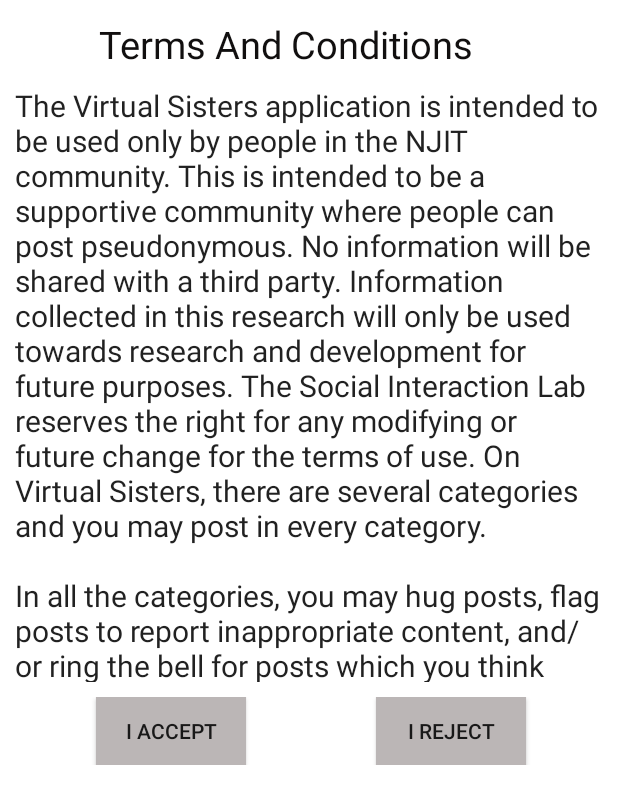
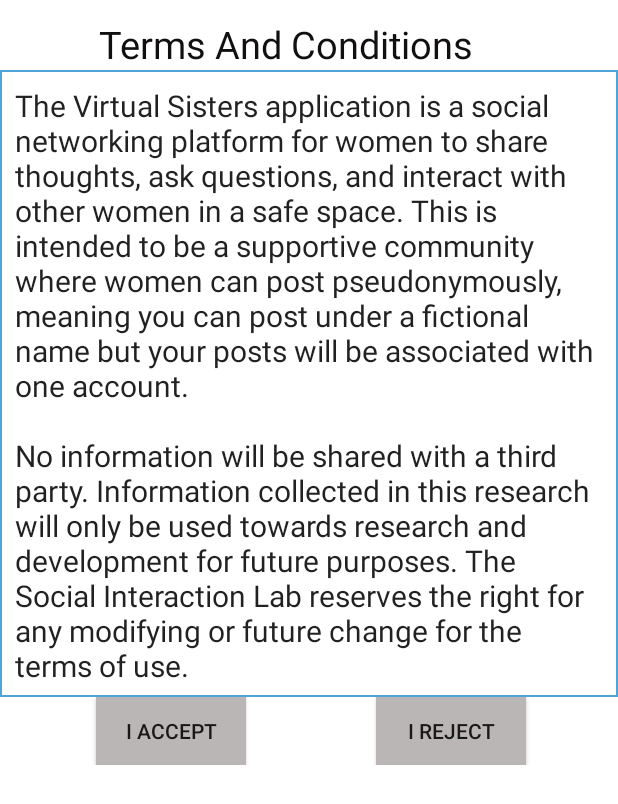
Before and after one commit to indrark/NJIT-VS, an Android app: the screen it shows after launch (ConditionsActivity), after a tap on "REGISTER", on a phone screen of 412 x 824 dp. Shown: the top 804 px of the screen. Run offline under Robolectric (Android 15) with nearby library versions, the phone set to English and light mode, and no system bars; 1 other tap on this screen came first.

Commit message:
GUI changes

```diff
--- /dev/null
+++ b/Virtual Sisters/app/src/main/res/drawable/drawback.xml
@@ -0,0 +1,4 @@
+<shape xmlns:android="http://schemas.android.com/apk/res/android" android:shape="rectangle" >
+    <solid android:color="@android:color/white" />
+    <stroke android:width="1dip" android:color="#4fa5d5"/>
+</shape>
--- a/Virtual Sisters/app/src/main/res/layout/activity_terms.xml
+++ b/Virtual Sisters/app/src/main/res/layout/activity_terms.xml
@@ -56,9 +56,19 @@
                     android:cursorVisible="false"
                     android:ems="10"
                     android:id="@+id/tv1"
-                    android:text="The Virtual Sisters application is intended to be used only by people in the NJIT community. This is intended to be a supportive community where people can post pseudonymous. No information will be shared with a third party. Information collected in this research will only be used towards research and development for future purposes. The Social Interaction Lab reserves the right for any modifying or future change for the terms of use. On Virtual Sisters, there are several categories and you may post in every category. \n\nIn all the categories, you may hug posts, flag posts to report inappropriate content, and/or ring the bell for posts which you think may need more attention. \nIn the Ask category, you may comment on posts as well."
+                    android:text="The Virtual Sisters application is a social networking platform for women to share thoughts, ask questions, and interact with other women in a safe space. This is intended to be a supportive community where women can post pseudonymously, meaning you can post under a fictional name but your posts will be associated with one account.
+
+\n\nNo information will be shared with a third party. Information collected in this research will only be used towards research and development for future purposes. The Social Interaction Lab reserves the right for any modifying or future change for the terms of use.
+
+\n\nBy accepting the Terms and Conditions, you are agreeing to the fact that:
+
+\n\na) You are female and/or identify yourself as a woman. The Social Interaction Lab can take action if this clause is broken, which may mean deleting your account with or without warning.
+
+\n\nb) You will not demean/ridicule/troll any other person's posts on the Virtual Sisters App, which will result in deletion of your account.
+
+\n\nOn Virtual Sisters, there are several categories to post in. You must choose a category to post. When reading posts, you can swipe through to view posts in only certain categories, or view 'All', which has the posts for all categories. There are several methods of interacting with others' posts. You may 'hug' posts as a way to signal your support, 'flag' posts to report inappropriate content, and/or 'ring' the bell for posts which you think may need more attention."
                     android:textSize="20dp"
-                    android:background="#ffffff"
+                    android:background="@drawable/drawback"
                     android:paddingLeft="10dp"
                     android:paddingTop="10dp"
                     android:paddingRight="10dp"
--- a/Virtual Sisters/app/src/main/res/values/strings_activity_login.xml
+++ b/Virtual Sisters/app/src/main/res/values/strings_activity_login.xml
@@ -2,7 +2,7 @@
     <string name="title_activity_login">Sign in</string>
 
     <!-- Strings related to login -->
-    <string name="prompt_email">NJIT Email</string>
+    <string name="prompt_email">Email</string>
     <string name="prompt_password">Password</string>
     <string name="prompt_confirm_password">Confirm Password</string>
     <string name="prompt_verification_code">Verification Code</string>
@@ -14,7 +14,7 @@
 
     <string name="msg_verification_sent">Verification code has been sent</string>
 
-    <string name="error_invalid_email">Please enter a valid NJIT email</string>
+    <string name="error_invalid_email">Please enter a valid Email ID</string>
     <string name="error_invalid_password">Password must be at least 8 characters long</string>
     <string name="error_password_mismatch">Confirmation password mismatch</string>
     <string name="error_incorrect_password">Password miss match</string>
```
